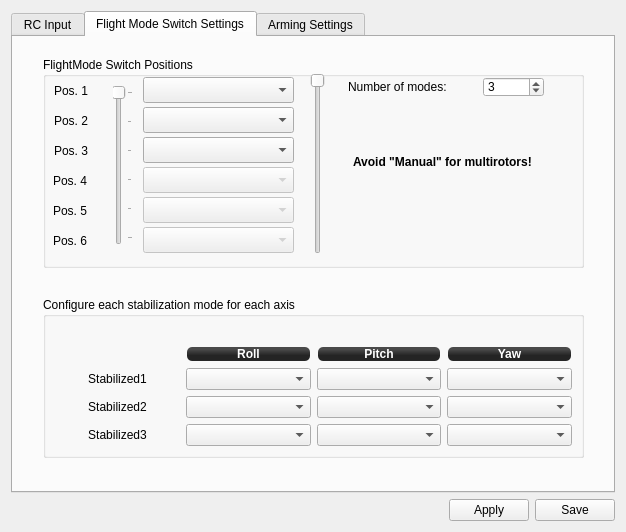
The window that ground/openpilotgcs/src/plugins/config/input.ui (openpilot/OpenPilot) describes before a commit, drawn with Qt 5.
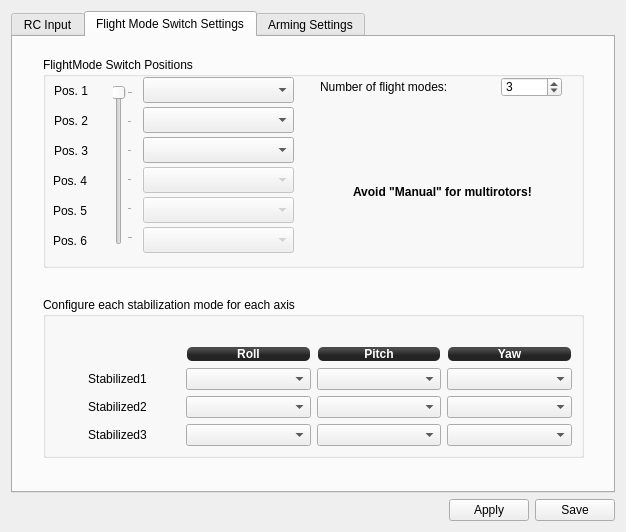
The same window after the commit. Icons and pictures are not drawn.

Commit message: FlightMode GUI: remove ugly right slider

```diff
--- a/ground/openpilotgcs/src/plugins/config/input.ui
+++ b/ground/openpilotgcs/src/plugins/config/input.ui
@@ -632,7 +632,7 @@
        <widget class="QSpinBox" name="fmsPosNum">
         <property name="geometry">
          <rect>
-          <x>440</x>
+          <x>458</x>
           <y>20</y>
           <width>61</width>
           <height>20</height>
@@ -661,21 +661,21 @@
        <widget class="QLabel" name="label">
         <property name="geometry">
          <rect>
-          <x>305</x>
+          <x>277</x>
           <y>22</y>
           <width>141</width>
           <height>16</height>
          </rect>
         </property>
         <property name="text">
-         <string>Number of modes:</string>
+         <string>Number of flight modes:</string>
         </property>
        </widget>
        <widget class="QLabel" name="label_15">
         <property name="geometry">
          <rect>
           <x>310</x>
-          <y>90</y>
+          <y>120</y>
           <width>191</width>
           <height>30</height>
          </rect>
@@ -693,58 +693,6 @@
          <bool>true</bool>
         </property>
        </widget>
-       <widget class="QSlider" name="fmsChannelSlider">
-        <property name="enabled">
-         <bool>false</bool>
-        </property>
-        <property name="geometry">
-         <rect>
-          <x>265</x>
-          <y>16</y>
-          <width>20</width>
-          <height>181</height>
-         </rect>
-        </property>
-        <property name="focusPolicy">
-         <enum>Qt::StrongFocus</enum>
-        </property>
-        <property name="toolTip">
-         <string>This slider shows the real value of your remote channel.</string>
-        </property>
-        <property name="minimum">
-         <number>0</number>
-        </property>
-        <property name="maximum">
-         <number>100</number>
-        </property>
-        <property name="singleStep">
-         <number>1</number>
-        </property>
-        <property name="pageStep">
-         <number>10</number>
-        </property>
-        <property name="value">
-         <number>0</number>
-        </property>
-        <property name="sliderPosition">
-         <number>0</number>
-        </property>
-        <property name="orientation">
-         <enum>Qt::Vertical</enum>
-        </property>
-        <property name="invertedAppearance">
-         <bool>true</bool>
-        </property>
-        <property name="invertedControls">
-         <bool>false</bool>
-        </property>
-        <property name="tickPosition">
-         <enum>QSlider::NoTicks</enum>
-        </property>
-        <property name="tickInterval">
-         <number>1</number>
-        </property>
-       </widget>
       </widget>
       <zorder>groupBox_2</zorder>
       <zorder>groupBox</zorder>
```
The commit also changes 1 other file.
